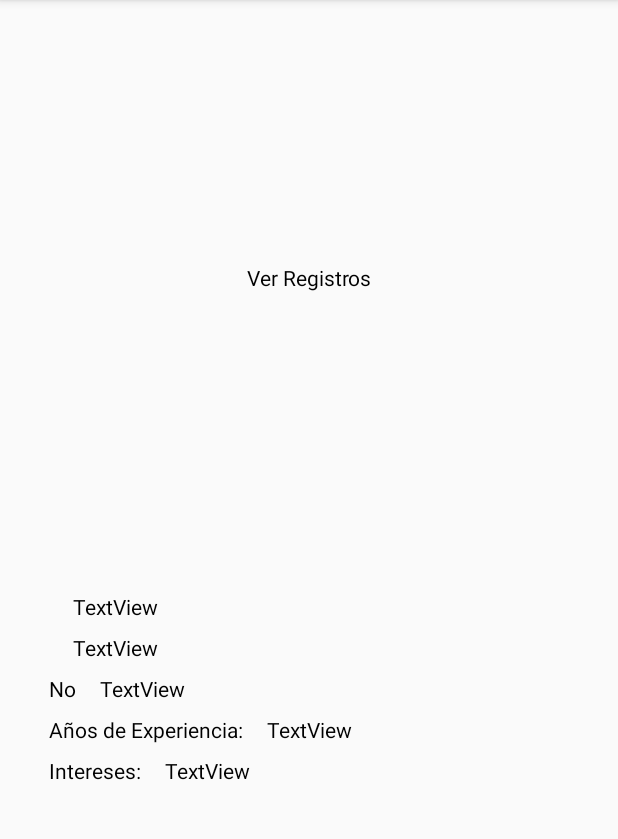
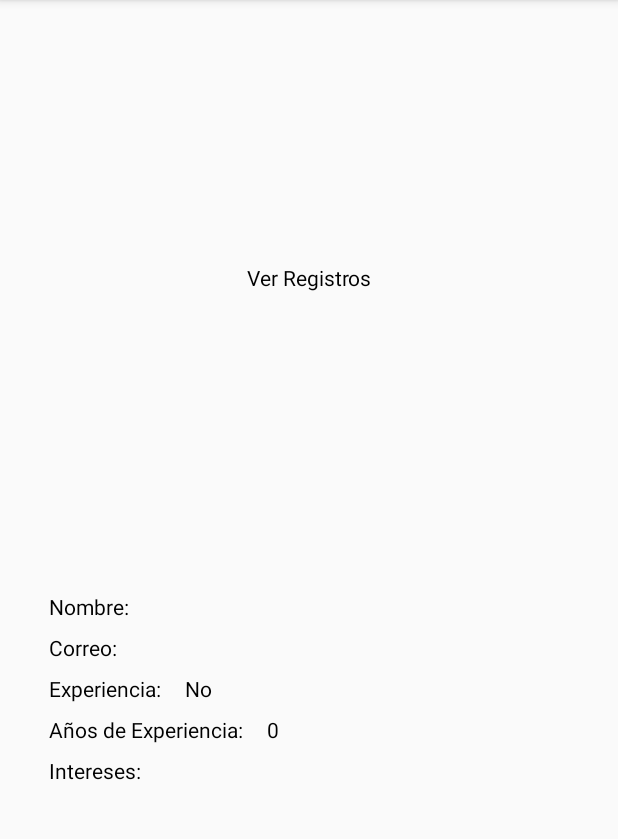
Before and after one commit to Thomacho18021/Actividad1, an Android app: the VerRegistro screen opened directly, with no data from a screen before it, on a phone screen of 412 x 824 dp, the part 84-923 px from its top. Run offline under Robolectric (Android 15) with nearby library versions, the phone set to English and light mode, and no system bars.

```diff
--- a/app/src/main/java/com/srcarrillo/actividad1/Adaptador.java
+++ b/app/src/main/java/com/srcarrillo/actividad1/Adaptador.java
@@ -33,8 +33,8 @@ public class Adaptador extends RecyclerView.Adapter<Adaptador.ViewHolderRegistro
         holder.RNombre.setText(ListaPersonas.get(position).getNombre());
         holder.RCorreo.setText(ListaPersonas.get(position).getCorreo());
         holder.RExp.setText(ListaPersonas.get(position).getExp());
-        //holder.RAños.setText(ListaPersonas.get(position).getAños());
-        //holder.RIntereses.setText(ListaPersonas.get(position).getIntereses());
+        holder.RAños.setText(ListaPersonas.get(position).getAños());
+        holder.RIntereses.setText(ListaPersonas.get(position).getIntereses());
     }
 
     @Override
@@ -47,11 +47,11 @@ public class Adaptador extends RecyclerView.Adapter<Adaptador.ViewHolderRegistro
 
         public ViewHolderRegistros(@NonNull View itemView) {
             super(itemView);
-            RNombre = itemView.findViewById(R.id.Nombre);
-            RCorreo = itemView.findViewById(R.id.Correo);
-            RExp = itemView.findViewById(R.id.Exp);
-            RAños = itemView.findViewById(R.id.Años);
-            RIntereses = itemView.findViewById(R.id.Intereses);
+            RNombre = itemView.findViewById(R.id.RNombre);
+            RCorreo = itemView.findViewById(R.id.RCorreo);
+            RExp = itemView.findViewById(R.id.RExp);
+            RAños = itemView.findViewById(R.id.RAños);
+            RIntereses = itemView.findViewById(R.id.RIntereses);
 
 
         }
--- a/app/src/main/res/layout/activity_generar_registro.xml
+++ b/app/src/main/res/layout/activity_generar_registro.xml
@@ -37,7 +37,7 @@
         android:ems="10"
         android:hint="Ej.: Thomas Carrillo"
         android:inputType="textPersonName"
-        android:textColor="#787878"
+        android:textColor="#000000"
         app:layout_constraintEnd_toEndOf="parent"
         app:layout_constraintHorizontal_bias="0.5"
         app:layout_constraintStart_toEndOf="@+id/txtNombre"
```
Also changed, not shown: app/src/main/java/com/srcarrillo/actividad1/GenerarRegistro.java (+9 -3 lines), app/src/main/java/com/srcarrillo/actividad1/Persona.java (+7 -7 lines).
